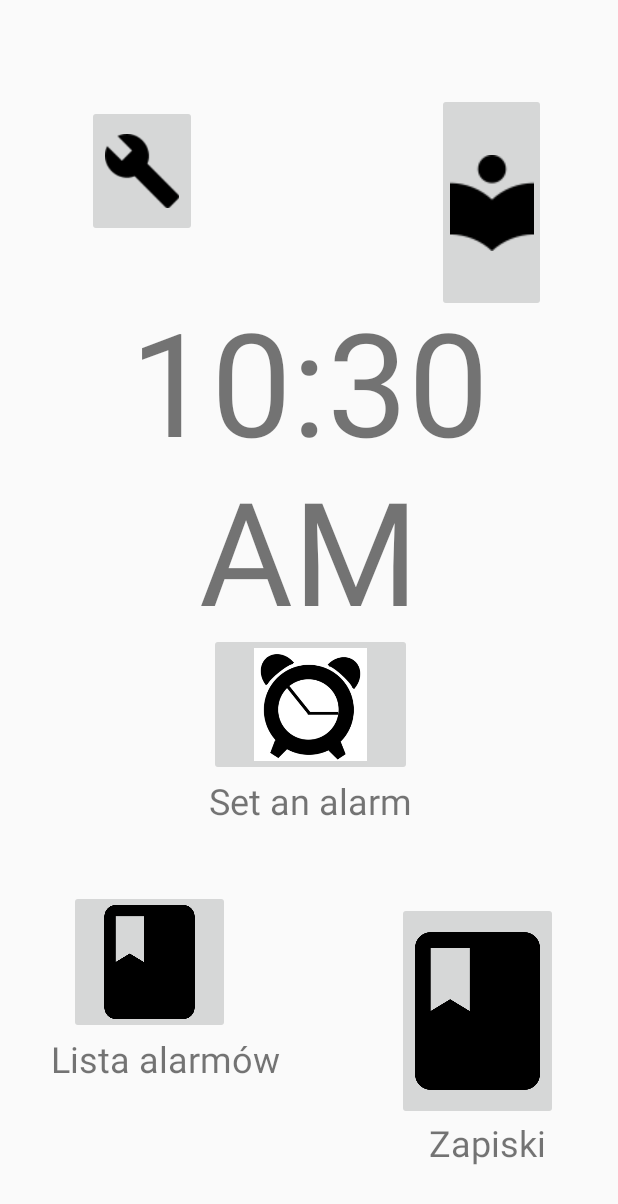
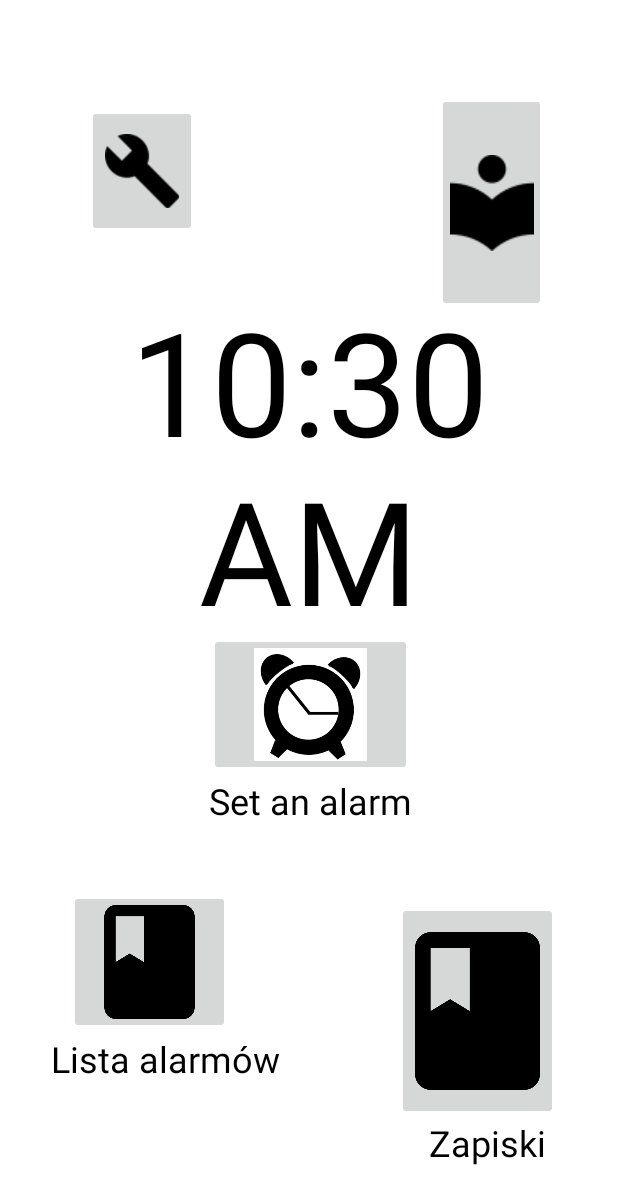
Before and after one commit to stefkosdev/memorigilo, an Android app: the screen it shows after launch (MainActivity), on a phone screen of 412 x 824 dp. Shown: the top 1204 px of the screen. Run offline under Robolectric (Android 15) with nearby library versions, the phone set to English and light mode, and no system bars; 1 statement that could not run was skipped.

Commit message:
Dodanie kolorystyki

```diff
--- a/app/src/main/java/com/stefkos/memorigilo/MainActivity.java
+++ b/app/src/main/java/com/stefkos/memorigilo/MainActivity.java
@@ -46,6 +46,7 @@ public class MainActivity extends Activity {
     public static int mealTimeChoose = 0;
 
     public static CalendarManager calendarManager = null;
+    public static String Theme = "Light";
     final int callbackId = 42;
 
     @Override
@@ -63,6 +64,13 @@ public class MainActivity extends Activity {
         MainActivity.foodTimes[4] = new FoodTimeEntry();
 
         MainActivity.loadSettings( this.getApplication() );
+        if( Theme.equals("Dark") ) {
+            setTheme(R.style.DarkTheme);
+        }
+        else
+        {
+            setTheme(R.style.LightTheme);
+        }
 
         // set food times
         MainActivity.foodTimes[0].setName( getResources().getString(R.string.breakfast) );
@@ -178,6 +186,13 @@ public class MainActivity extends Activity {
         SharedPreferences settings;
         settings = ctx.getSharedPreferences(PREFERENCES, Context.MODE_PRIVATE);
 
+        // get theme
+        String theme = settings.getString("THEME", null);
+        if( theme != null )
+        {
+            MainActivity.Theme = theme;
+        }
+
         //get the sharepref
         String prf = settings.getString("MEAL_TIMES", null);
 
@@ -239,4 +254,21 @@ public class MainActivity extends Activity {
 
         editor.commit();
     }
+
+    //
+    //
+    //
+
+    public static void saveSettingsTheme( Context ctx )
+    {
+        SharedPreferences settings;
+        settings = ctx.getSharedPreferences(PREFERENCES, Context.MODE_PRIVATE);
+
+        SharedPreferences.Editor editor = settings.edit();
+
+        editor.putString("THEME", "" + MainActivity.Theme );
+        Log.d(MainActivity.class.toString(), "theme: " + MainActivity.Theme );
+
+        editor.commit();
+    }
 }
--- a/app/src/main/res/layout/activity_event_list.xml
+++ b/app/src/main/res/layout/activity_event_list.xml
@@ -4,11 +4,13 @@
     xmlns:tools="http://schemas.android.com/tools"
     android:layout_width="match_parent"
     android:layout_height="match_parent"
+    android:background="?attr/bgColor"
     tools:context=".EventListActivity">
 
     <ListView
         android:id="@+id/listOfEvents"
         android:layout_width="match_parent"
         android:layout_height="fill_parent"
-        android:textSize="26sp" />
+        android:textSize="26sp"
+        android:textColor="?attr/textColor"/>
 </LinearLayout>
--- a/app/src/main/res/layout/activity_main.xml
+++ b/app/src/main/res/layout/activity_main.xml
@@ -4,6 +4,7 @@
     xmlns:tools="http://schemas.android.com/tools"
     android:layout_width="match_parent"
     android:layout_height="match_parent"
+    android:background="?attr/bgColor"
     tools:context=".MainActivity">
 
 
@@ -18,6 +19,7 @@
             android:text="@string/digitalclock"
             android:textAlignment="center"
             android:textSize="96sp"
+            android:textColor="?attr/textColor"
             app:layout_constraintBottom_toTopOf="@+id/textView11"
             app:layout_constraintEnd_toEndOf="parent"
             app:layout_constraintStart_toStartOf="parent"
@@ -34,6 +36,7 @@
             android:contentDescription="TODO"
             android:scaleType="fitCenter"
             android:src="@drawable/ustawienia"
+            android:textColor="?attr/textColor"
             app:layout_constraintBottom_toTopOf="@+id/digitalClock1"
             app:layout_constraintEnd_toStartOf="@+id/manualB"
             app:layout_constraintStart_toStartOf="parent"
@@ -48,6 +51,7 @@
             android:layout_marginEnd="48dp"
             android:layout_marginBottom="393dp"
             android:src="@drawable/instrukcja"
+            android:textColor="?attr/textColor"
             app:layout_constraintBottom_toTopOf="@+id/notesB"
             app:layout_constraintEnd_toEndOf="parent"
             app:layout_constraintStart_toEndOf="@+id/settingsB"
@@ -61,6 +65,7 @@
             android:layout_marginEnd="93dp"
             android:scaleType="fitCenter"
             android:src="@drawable/alarm"
+            android:textColor="?attr/textColor"
             app:layout_constraintBottom_toTopOf="@+id/textView"
             app:layout_constraintEnd_toEndOf="@+id/digitalClock1"
             app:layout_constraintStart_toStartOf="@+id/alarmListB"
@@ -74,6 +79,7 @@
             android:layout_marginBottom="77dp"
             android:scaleType="fitCenter"
             android:src="@drawable/zapiski"
+            android:textColor="?attr/textColor"
             app:layout_constraintBottom_toBottomOf="parent"
             app:layout_constraintEnd_toEndOf="parent"
             app:layout_constraintStart_toEndOf="@+id/alarmListB"
@@ -86,6 +92,7 @@
             android:layout_marginBottom="43dp"
             android:text="@string/set_alarm"
             android:textSize="24sp"
+            android:textColor="?attr/textColor"
             app:layout_constraintBottom_toTopOf="@+id/alarmListB"
             app:layout_constraintEnd_toEndOf="@+id/remindB"
             app:layout_constraintTop_toBottomOf="@+id/remindB" />
@@ -99,6 +106,7 @@
             android:text="Zapiski"
             android:textAlignment="center"
             android:textSize="24sp"
+            android:textColor="?attr/textColor"
             app:layout_constraintBottom_toBottomOf="parent"
             app:layout_constraintEnd_toEndOf="parent"
             app:layout_constraintStart_toEndOf="@+id/textView45"
@@ -112,6 +120,7 @@
             android:layout_marginEnd="111dp"
             android:scaleType="fitCenter"
             android:src="@drawable/zapiski"
+            android:textColor="?attr/textColor"
             app:layout_constraintBottom_toTopOf="@+id/textView45"
             app:layout_constraintEnd_toStartOf="@+id/notesB"
             app:layout_constraintStart_toStartOf="parent"
@@ -127,6 +136,7 @@
             android:text="Lista alarmów"
             android:textAlignment="center"
             android:textSize="24sp"
+            android:textColor="?attr/textColor"
             app:layout_constraintBottom_toBottomOf="parent"
             app:layout_constraintEnd_toStartOf="@+id/textView11"
             app:layout_constraintStart_toStartOf="parent"
--- /dev/null
+++ b/app/src/main/res/values/attrs.xml
@@ -0,0 +1,6 @@
+<?xml version="1.0" encoding="utf-8"?>
+<resources>
+    <attr name="bgColor" format="color"/>
+    <attr name="textColor" format="color"/>
+    <attr name="metaTextColor" format="color"/>
+</resources>
--- a/app/src/main/res/values/styles.xml
+++ b/app/src/main/res/values/styles.xml
@@ -8,4 +8,16 @@
         <item name="colorAccent">@color/colorAccent</item>
     </style>
 
+    <style name="LightTheme" parent="AppTheme">
+        <item name="textColor">#000000</item>
+        <item name="metaTextColor">#606060</item>
+        <item name="bgColor">#ffffff</item>
+    </style>
+
+    <style name="DarkTheme" parent="AppTheme">
+        <item name="textColor">#ffffff</item>
+        <item name="metaTextColor">#aeaeae</item>
+        <item name="bgColor">#000000</item>
+    </style>
+
 </resources>
```
Also changed, not shown: app/src/main/java/com/stefkos/memorigilo/SettingsActivity.java (+28 -0 lines), app/src/main/res/layout/ekran02_ustawienia.xml (+16 -7 lines).
